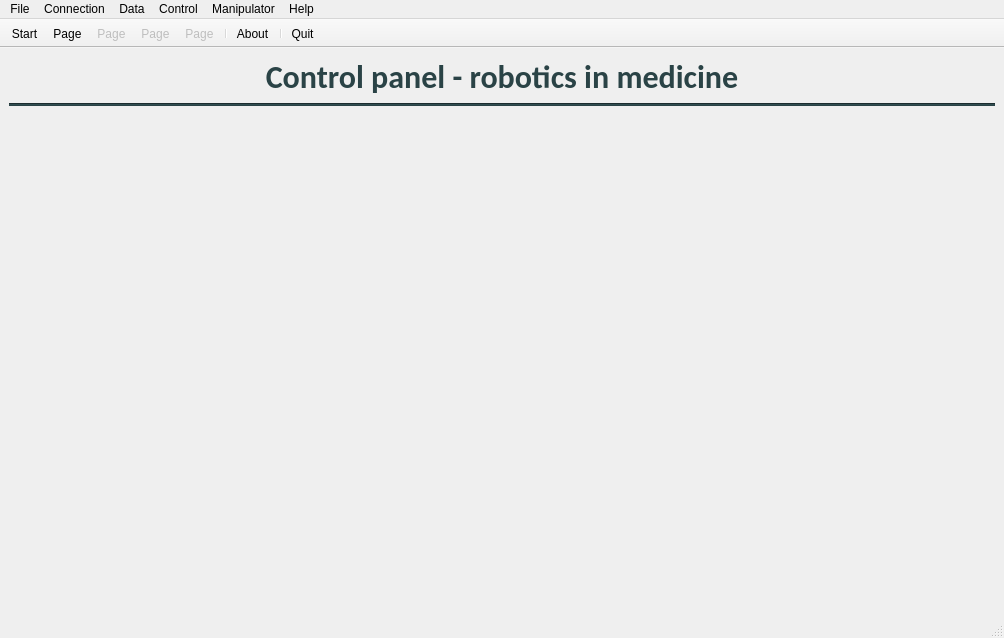
This is Main/GUI_INZ_Main_project/mainwindow.ui in mgmike1011/INZ-GUI as Qt 5 draws it before an edit. The edited form follows.
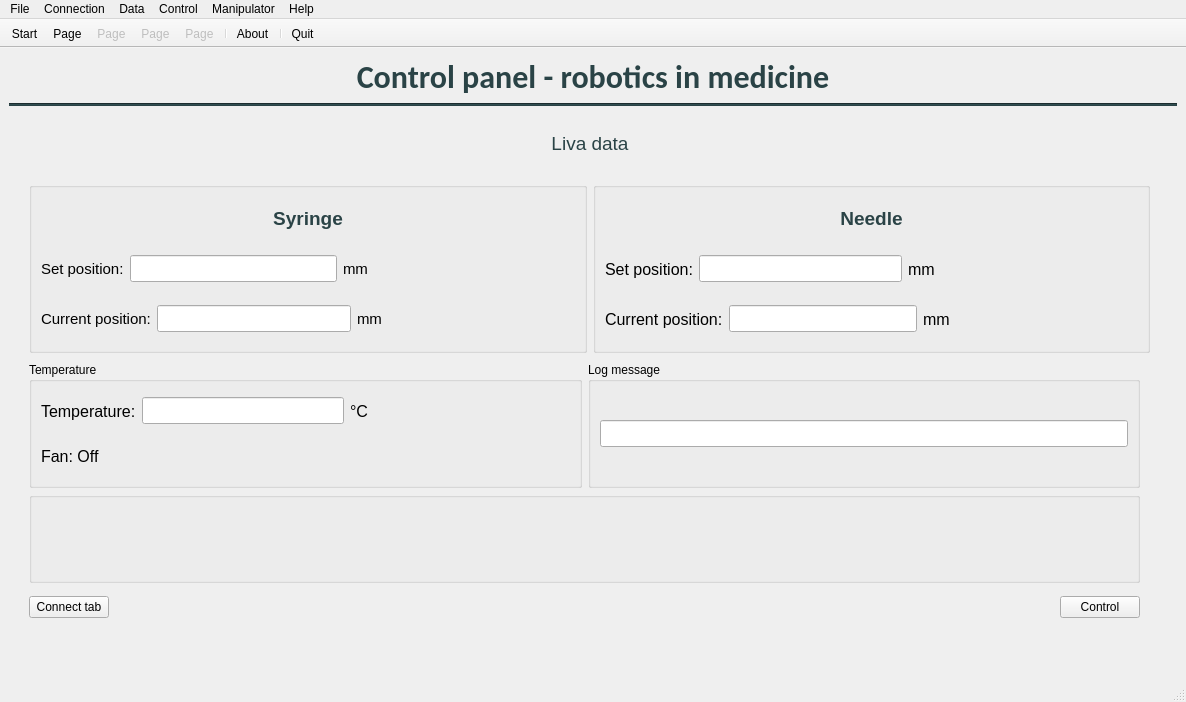
This is the edited form. The open tabs and pages were chosen to show the change. Icons and pictures are not drawn.

Commit message: live data page

```diff
--- a/Main/GUI_INZ_Main_project/mainwindow.ui
+++ b/Main/GUI_INZ_Main_project/mainwindow.ui
@@ -6,8 +6,8 @@
    <rect>
     <x>0</x>
     <y>0</y>
-    <width>1004</width>
-    <height>638</height>
+    <width>1186</width>
+    <height>702</height>
    </rect>
   </property>
   <property name="windowTitle">
@@ -427,7 +427,502 @@
         </item>
        </layout>
       </widget>
-      <widget class="QWidget" name="page_3_Data"/>
+      <widget class="QWidget" name="page_3_Data">
+       <widget class="QLabel" name="liveDataLabel">
+        <property name="geometry">
+         <rect>
+          <x>10</x>
+          <y>0</y>
+          <width>1142</width>
+          <height>64</height>
+         </rect>
+        </property>
+        <property name="font">
+         <font>
+          <pointsize>11</pointsize>
+         </font>
+        </property>
+        <property name="text">
+         <string>&lt;html&gt;&lt;head/&gt;&lt;body&gt;&lt;p&gt;&lt;span style=&quot; font-size:14pt; color:#2a4346;&quot;&gt;Liva data&lt;/span&gt;&lt;/p&gt;&lt;/body&gt;&lt;/html&gt;</string>
+        </property>
+        <property name="alignment">
+         <set>Qt::AlignCenter</set>
+        </property>
+       </widget>
+       <widget class="QGroupBox" name="connectionStatusGroupBox">
+        <property name="geometry">
+         <rect>
+          <x>20</x>
+          <y>380</y>
+          <width>1111</width>
+          <height>91</height>
+         </rect>
+        </property>
+        <property name="title">
+         <string/>
+        </property>
+       </widget>
+       <widget class="QWidget" name="">
+        <property name="geometry">
+         <rect>
+          <x>20</x>
+          <y>70</y>
+          <width>1121</width>
+          <height>171</height>
+         </rect>
+        </property>
+        <layout class="QHBoxLayout" name="horizontalLayout_12">
+         <item>
+          <widget class="QGroupBox" name="syringeGroupBox">
+           <property name="title">
+            <string/>
+           </property>
+           <layout class="QVBoxLayout" name="verticalLayout_6">
+            <item>
+             <widget class="QLabel" name="label_7">
+              <property name="font">
+               <font>
+                <pointsize>10</pointsize>
+                <bold>true</bold>
+               </font>
+              </property>
+              <property name="text">
+               <string>&lt;html&gt;&lt;head/&gt;&lt;body&gt;&lt;p&gt;&lt;span style=&quot; font-size:14pt; color:#2a4346;&quot;&gt;Syringe&lt;/span&gt;&lt;/p&gt;&lt;/body&gt;&lt;/html&gt;</string>
+              </property>
+              <property name="alignment">
+               <set>Qt::AlignCenter</set>
+              </property>
+             </widget>
+            </item>
+            <item>
+             <layout class="QHBoxLayout" name="horizontalLayout_8">
+              <item>
+               <widget class="QLabel" name="label_11">
+                <property name="font">
+                 <font>
+                  <pointsize>11</pointsize>
+                 </font>
+                </property>
+                <property name="text">
+                 <string>Set position:</string>
+                </property>
+               </widget>
+              </item>
+              <item>
+               <widget class="QLineEdit" name="syringeSetPointLineEdit">
+                <property name="font">
+                 <font>
+                  <pointsize>12</pointsize>
+                  <bold>false</bold>
+                 </font>
+                </property>
+                <property name="alignment">
+                 <set>Qt::AlignCenter</set>
+                </property>
+                <property name="readOnly">
+                 <bool>true</bool>
+                </property>
+               </widget>
+              </item>
+              <item>
+               <widget class="QLabel" name="label_13">
+                <property name="font">
+                 <font>
+                  <pointsize>11</pointsize>
+                 </font>
+                </property>
+                <property name="text">
+                 <string>mm</string>
+                </property>
+               </widget>
+              </item>
+              <item>
+               <spacer name="horizontalSpacer_5">
+                <property name="orientation">
+                 <enum>Qt::Horizontal</enum>
+                </property>
+                <property name="sizeHint" stdset="0">
+                 <size>
+                  <width>40</width>
+                  <height>20</height>
+                 </size>
+                </property>
+               </spacer>
+              </item>
+             </layout>
+            </item>
+            <item>
+             <layout class="QHBoxLayout" name="horizontalLayout_9">
+              <item>
+               <widget class="QLabel" name="label_12">
+                <property name="font">
+                 <font>
+                  <pointsize>11</pointsize>
+                 </font>
+                </property>
+                <property name="text">
+                 <string>Current position:</string>
+                </property>
+               </widget>
+              </item>
+              <item>
+               <widget class="QLineEdit" name="syringeCurrentpositionLineEdit">
+                <property name="font">
+                 <font>
+                  <pointsize>12</pointsize>
+                  <bold>false</bold>
+                 </font>
+                </property>
+                <property name="alignment">
+                 <set>Qt::AlignCenter</set>
+                </property>
+                <property name="readOnly">
+                 <bool>true</bool>
+                </property>
+               </widget>
+              </item>
+              <item>
+               <widget class="QLabel" name="label_14">
+                <property name="font">
+                 <font>
+                  <pointsize>11</pointsize>
+                 </font>
+                </property>
+                <property name="text">
+                 <string>mm</string>
+                </property>
+               </widget>
+              </item>
+              <item>
+               <spacer name="horizontalSpacer_6">
+                <property name="orientation">
+                 <enum>Qt::Horizontal</enum>
+                </property>
+                <property name="sizeHint" stdset="0">
+                 <size>
+                  <width>40</width>
+                  <height>20</height>
+                 </size>
+                </property>
+               </spacer>
+              </item>
+             </layout>
+            </item>
+           </layout>
+          </widget>
+         </item>
+         <item>
+          <widget class="QGroupBox" name="NeedleGroupBox">
+           <property name="title">
+            <string/>
+           </property>
+           <layout class="QVBoxLayout" name="verticalLayout_7">
+            <item>
+             <widget class="QLabel" name="label_10">
+              <property name="font">
+               <font>
+                <pointsize>10</pointsize>
+                <bold>true</bold>
+               </font>
+              </property>
+              <property name="text">
+               <string>&lt;html&gt;&lt;head/&gt;&lt;body&gt;&lt;p&gt;&lt;span style=&quot; font-size:14pt; color:#2a4346;&quot;&gt;Needle&lt;/span&gt;&lt;/p&gt;&lt;/body&gt;&lt;/html&gt;</string>
+              </property>
+              <property name="alignment">
+               <set>Qt::AlignCenter</set>
+              </property>
+             </widget>
+            </item>
+            <item>
+             <layout class="QHBoxLayout" name="horizontalLayout_10">
+              <item>
+               <widget class="QLabel" name="label_15">
+                <property name="font">
+                 <font>
+                  <pointsize>12</pointsize>
+                 </font>
+                </property>
+                <property name="text">
+                 <string>Set position:</string>
+                </property>
+               </widget>
+              </item>
+              <item>
+               <widget class="QLineEdit" name="needleSetPositionLineEdit">
+                <property name="font">
+                 <font>
+                  <pointsize>12</pointsize>
+                  <bold>false</bold>
+                 </font>
+                </property>
+                <property name="alignment">
+                 <set>Qt::AlignCenter</set>
+                </property>
+                <property name="readOnly">
+                 <bool>true</bool>
+                </property>
+               </widget>
+              </item>
+              <item>
+               <widget class="QLabel" name="label_17">
+                <property name="font">
+                 <font>
+                  <pointsize>12</pointsize>
+                 </font>
+                </property>
+                <property name="text">
+                 <string>mm</string>
+                </property>
+               </widget>
+              </item>
+              <item>
+               <spacer name="horizontalSpacer_7">
+                <property name="orientation">
+                 <enum>Qt::Horizontal</enum>
+                </property>
+                <property name="sizeHint" stdset="0">
+                 <size>
+                  <width>40</width>
+                  <height>20</height>
+                 </size>
+                </property>
+               </spacer>
+              </item>
+             </layout>
+            </item>
+            <item>
+             <layout class="QHBoxLayout" name="horizontalLayout_11">
+              <item>
+               <widget class="QLabel" name="label_16">
+                <property name="font">
+                 <font>
+                  <pointsize>12</pointsize>
+                 </font>
+                </property>
+                <property name="text">
+                 <string>Current position:</string>
+                </property>
+               </widget>
+              </item>
+              <item>
+               <widget class="QLineEdit" name="needleCurrentPositiomLineEdit">
+                <property name="font">
+                 <font>
+                  <pointsize>12</pointsize>
+                  <bold>false</bold>
+                 </font>
+                </property>
+                <property name="alignment">
+                 <set>Qt::AlignCenter</set>
+                </property>
+                <property name="readOnly">
+                 <bool>true</bool>
+                </property>
+               </widget>
+              </item>
+              <item>
+               <widget class="QLabel" name="label_18">
+                <property name="font">
+                 <font>
+                  <pointsize>12</pointsize>
+                 </font>
+                </property>
+                <property name="text">
+                 <string>mm</string>
+                </property>
+               </widget>
+              </item>
+              <item>
+               <spacer name="horizontalSpacer_8">
+                <property name="orientation">
+                 <enum>Qt::Horizontal</enum>
+                </property>
+                <property name="sizeHint" stdset="0">
+                 <size>
+                  <width>40</width>
+                  <height>20</height>
+                 </size>
+                </property>
+               </spacer>
+              </item>
+             </layout>
+            </item>
+           </layout>
+          </widget>
+         </item>
+        </layout>
+       </widget>
+       <widget class="QWidget" name="">
+        <property name="geometry">
+         <rect>
+          <x>20</x>
+          <y>250</y>
+          <width>1111</width>
+          <height>126</height>
+         </rect>
+        </property>
+        <layout class="QHBoxLayout" name="horizontalLayout_15">
+         <item>
+          <widget class="QGroupBox" name="temperatureGroupBox">
+           <property name="title">
+            <string>Temperature</string>
+           </property>
+           <layout class="QVBoxLayout" name="verticalLayout_8">
+            <item>
+             <layout class="QHBoxLayout" name="horizontalLayout_13">
+              <item>
+               <widget class="QLabel" name="label_19">
+                <property name="font">
+                 <font>
+                  <pointsize>12</pointsize>
+                 </font>
+                </property>
+                <property name="text">
+                 <string>Temperature:</string>
+                </property>
+               </widget>
+              </item>
+              <item>
+               <widget class="QLineEdit" name="temperatureLineEdit">
+                <property name="font">
+                 <font>
+                  <pointsize>12</pointsize>
+                  <bold>true</bold>
+                 </font>
+                </property>
+                <property name="alignment">
+                 <set>Qt::AlignCenter</set>
+                </property>
+                <property name="readOnly">
+                 <bool>true</bool>
+                </property>
+               </widget>
+              </item>
+              <item>
+               <widget class="QLabel" name="label_20">
+                <property name="font">
+                 <font>
+                  <pointsize>12</pointsize>
+                 </font>
+                </property>
+                <property name="text">
+                 <string>°C</string>
+                </property>
+               </widget>
+              </item>
+              <item>
+               <spacer name="horizontalSpacer_9">
+                <property name="orientation">
+                 <enum>Qt::Horizontal</enum>
+                </property>
+                <property name="sizeHint" stdset="0">
+                 <size>
+                  <width>40</width>
+                  <height>20</height>
+                 </size>
+                </property>
+               </spacer>
+              </item>
+             </layout>
+            </item>
+            <item>
+             <layout class="QHBoxLayout" name="horizontalLayout_14">
+              <item>
+               <widget class="QLabel" name="temperatureFanLabel">
+                <property name="font">
+                 <font>
+                  <pointsize>12</pointsize>
+                 </font>
+                </property>
+                <property name="text">
+                 <string>Fan: Off</string>
+                </property>
+               </widget>
+              </item>
+              <item>
+               <spacer name="horizontalSpacer_10">
+                <property name="orientation">
+                 <enum>Qt::Horizontal</enum>
+                </property>
+                <property name="sizeHint" stdset="0">
+                 <size>
+                  <width>40</width>
+                  <height>20</height>
+                 </size>
+                </property>
+               </spacer>
+              </item>
+             </layout>
+            </item>
+           </layout>
+          </widget>
+         </item>
+         <item>
+          <widget class="QGroupBox" name="logMessageGroupBox">
+           <property name="title">
+            <string>Log message</string>
+           </property>
+           <layout class="QVBoxLayout" name="verticalLayout_9">
+            <item>
+             <widget class="QLineEdit" name="logMessageLineEdit">
+              <property name="font">
+               <font>
+                <pointsize>12</pointsize>
+               </font>
+              </property>
+              <property name="alignment">
+               <set>Qt::AlignCenter</set>
+              </property>
+              <property name="readOnly">
+               <bool>true</bool>
+              </property>
+             </widget>
+            </item>
+           </layout>
+          </widget>
+         </item>
+        </layout>
+       </widget>
+       <widget class="QWidget" name="">
+        <property name="geometry">
+         <rect>
+          <x>20</x>
+          <y>480</y>
+          <width>1111</width>
+          <height>31</height>
+         </rect>
+        </property>
+        <layout class="QHBoxLayout" name="horizontalLayout_16">
+         <item>
+          <widget class="QPushButton" name="connectionPushButton">
+           <property name="text">
+            <string>Connect tab</string>
+           </property>
+          </widget>
+         </item>
+         <item>
+          <spacer name="horizontalSpacer_11">
+           <property name="orientation">
+            <enum>Qt::Horizontal</enum>
+           </property>
+           <property name="sizeHint" stdset="0">
+            <size>
+             <width>40</width>
+             <height>20</height>
+            </size>
+           </property>
+          </spacer>
+         </item>
+         <item>
+          <widget class="QPushButton" name="controlPushButton">
+           <property name="text">
+            <string>Control</string>
+           </property>
+          </widget>
+         </item>
+        </layout>
+       </widget>
+      </widget>
      </widget>
     </item>
    </layout>
@@ -437,8 +932,8 @@
     <rect>
      <x>0</x>
      <y>0</y>
-     <width>1004</width>
-     <height>21</height>
+     <width>1186</width>
+     <height>25</height>
     </rect>
    </property>
    <widget class="QMenu" name="menuFile">
```
Left out of the diff: 6 changed lines with no effect on the pictures. The commit also changes 2 other files.
